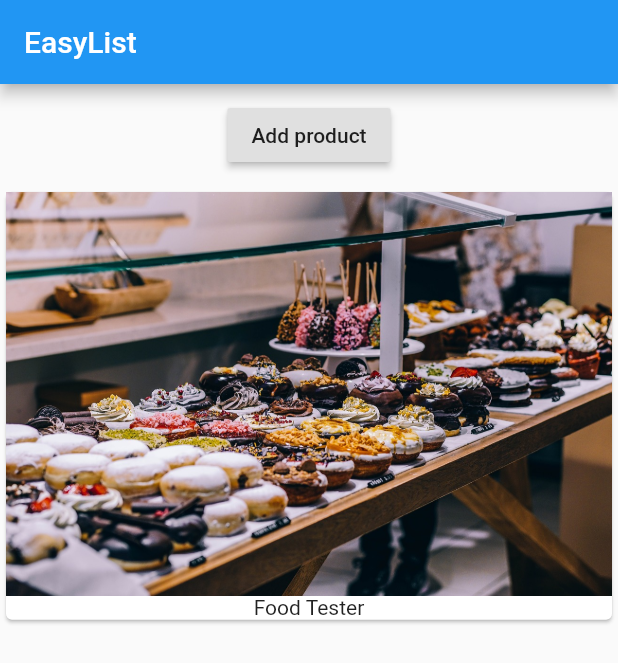
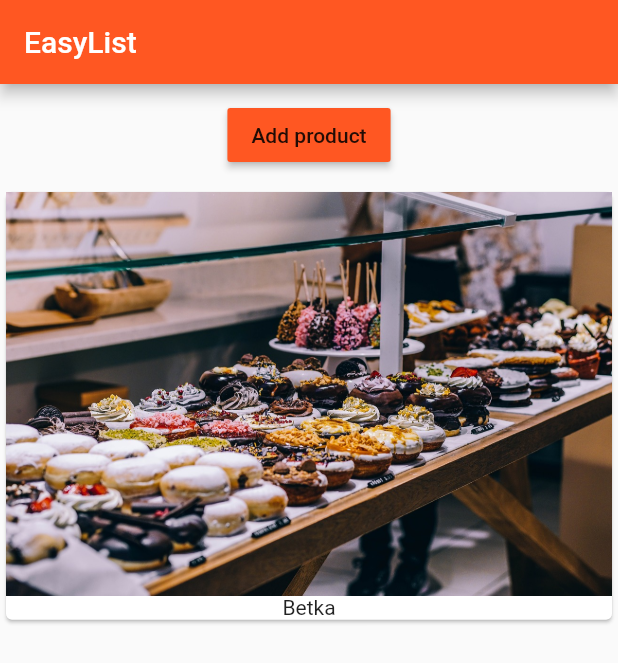
Before and after one commit to BaldurTr/flutter-course, a Flutter app: the screen it shows after launch, on a phone screen of 412 x 824 dp. Shown: the top 663 px of the screen. Run offline on Flutter 3.47's test engine with Material 2 defaults, Android fonts, the phone set to English and light mode, and no system bars.

Commit message:
Changed theme of app

```diff
--- a/lib/main.dart
+++ b/lib/main.dart
@@ -14,10 +14,12 @@ class _MyAppState extends State<MyApp> {
   @override
   Widget build(BuildContext context) {
     return MaterialApp(
+        theme: ThemeData(
+            primarySwatch: Colors.deepOrange, accentColor: Colors.deepPurple),
         home: Scaffold(
             appBar: AppBar(
               title: Text('EasyList'),
             ),
-            body: ProductManager()));
+            body: ProductManager('Betka')));
   }
 }
--- a/lib/product_manager.dart
+++ b/lib/product_manager.dart
@@ -3,6 +3,11 @@ import 'package:flutter/material.dart';
 import 'package:flutter_course/products.dart';
 
 class ProductManager extends StatefulWidget {
+
+  final String startingProduct;
+
+  ProductManager(this.startingProduct);
+
   @override
   State<StatefulWidget> createState() {
     return _ProductManagerState();
@@ -10,7 +15,13 @@ class ProductManager extends StatefulWidget {
 }
 
 class _ProductManagerState extends State<ProductManager> {
-  List<String> _products = ['Food Tester'];
+  List<String> _products = [];
+
+  @override
+  void initState() {
+    super.initState();
+    _products.add(widget.startingProduct);
+  }
 
   @override
   Widget build(BuildContext context) {
@@ -18,6 +29,7 @@ class _ProductManagerState extends State<ProductManager> {
       Container(
         margin: EdgeInsets.all(10.0),
         child: RaisedButton(
+          color: Theme.of(context).primaryColor,
           child: Text('Add product'),
           onPressed: () {
             setState(() {
```
